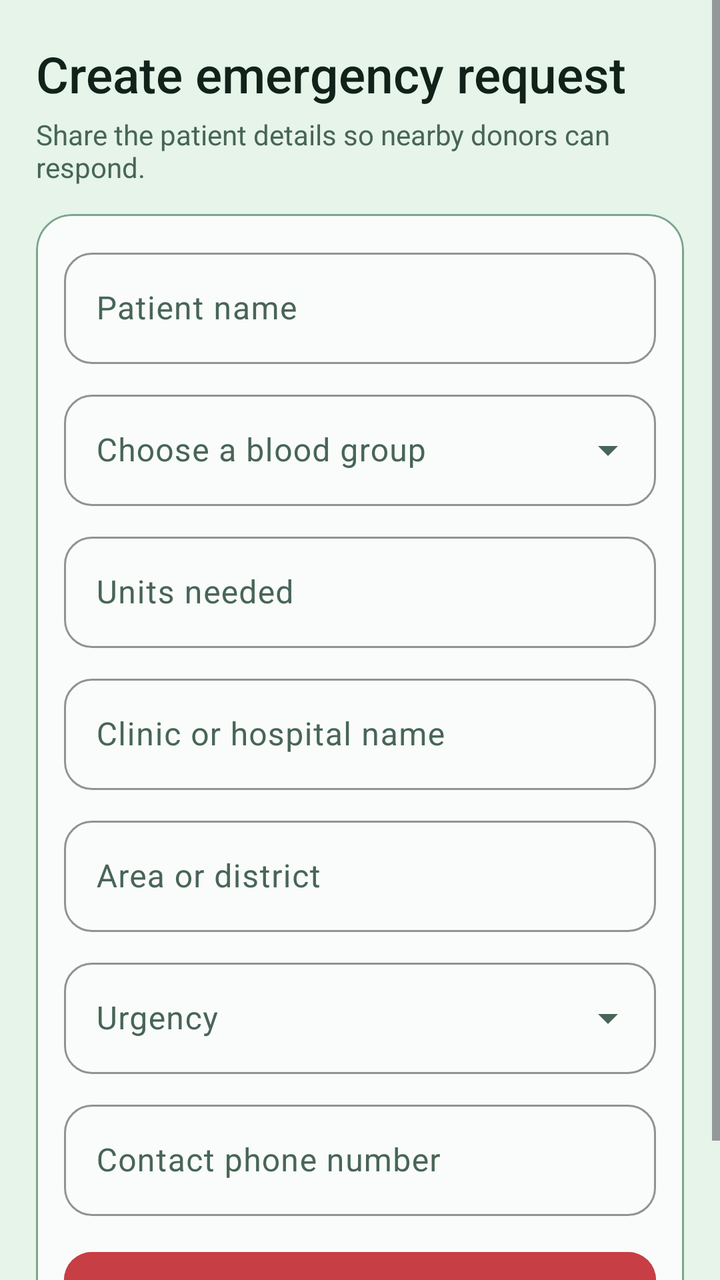
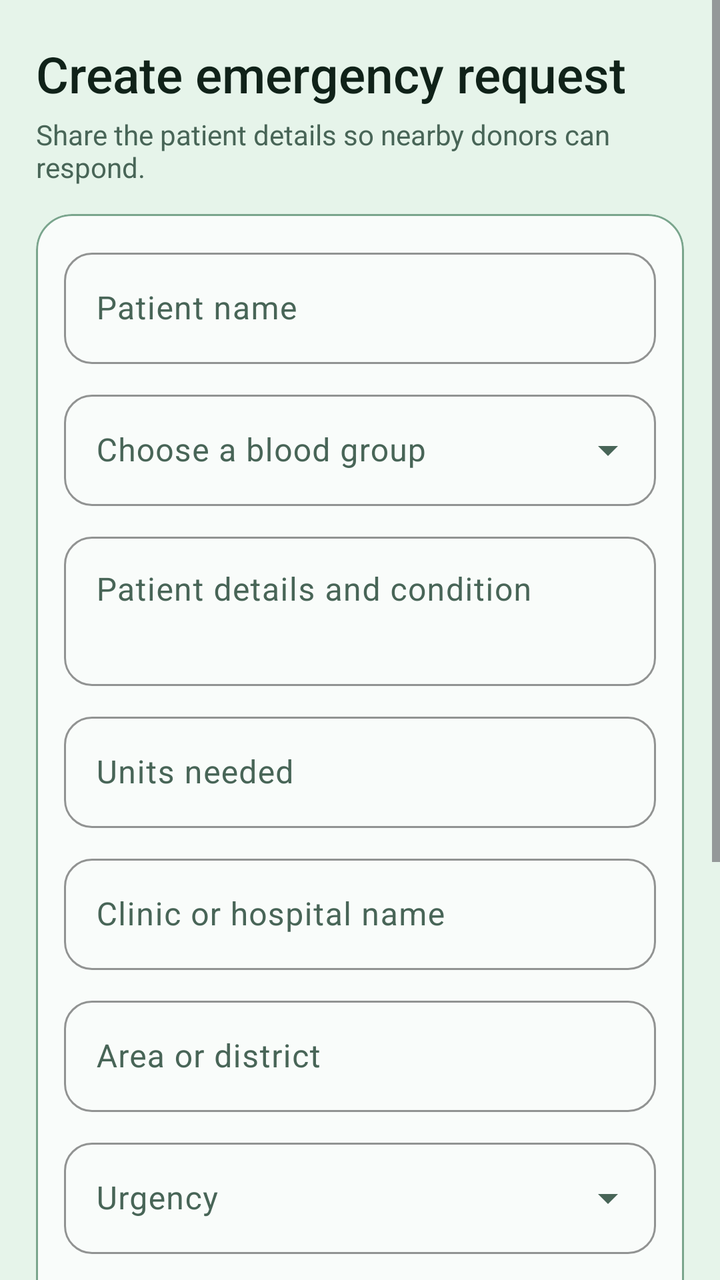

Screens rendered from an Android XML layout before and after an edit, with the pre-edit source and the edit as a unified diff.
<!-- AndroidManifest.xml: application theme Theme.ShasthoBondhu -->
<!-- res/layout/fragment_create_request.xml -->
<?xml version="1.0" encoding="utf-8"?>
<ScrollView xmlns:android="http://schemas.android.com/apk/res/android"
    xmlns:app="http://schemas.android.com/apk/res-auto"
    android:layout_width="match_parent"
    android:layout_height="match_parent"
    android:background="@color/background"
    android:fillViewport="true">

    <LinearLayout
        android:layout_width="match_parent"
        android:layout_height="wrap_content"
        android:orientation="vertical"
        android:paddingStart="18dp"
        android:paddingTop="20dp"
        android:paddingEnd="18dp"
        android:paddingBottom="28dp">

        <TextView
            android:layout_width="match_parent"
            android:layout_height="wrap_content"
            android:fontFamily="sans-serif-medium"
            android:text="@string/create_request_title"
            android:textColor="@color/text_primary"
            android:textSize="25sp" />

        <TextView
            android:layout_width="match_parent"
            android:layout_height="wrap_content"
            android:layout_marginTop="4dp"
            android:text="@string/create_request_subtitle"
            android:textColor="@color/text_secondary"
            android:textSize="14sp" />

        <com.google.android.material.card.MaterialCardView
            style="@style/Widget.Shastho.Card.Box"
            android:layout_width="match_parent"
            android:layout_height="wrap_content"
            android:layout_marginTop="14dp">

            <LinearLayout
                android:layout_width="match_parent"
                android:layout_height="wrap_content"
                android:orientation="vertical"
                android:padding="14dp">

                <com.google.android.material.textfield.TextInputLayout
                    style="@style/Widget.Shastho.Input"
                    android:layout_width="match_parent"
                    android:layout_height="wrap_content"
                    android:hint="@string/hint_patient_name">
                    <com.google.android.material.textfield.TextInputEditText
                        android:id="@+id/etPatientName"
                        android:layout_width="match_parent"
                        android:layout_height="wrap_content"
                        android:inputType="textPersonName"
                        android:maxLines="1" />
                </com.google.android.material.textfield.TextInputLayout>

                <com.google.android.material.textfield.TextInputLayout
                    style="@style/Widget.Shastho.Input.Exposed"
                    android:layout_width="match_parent"
                    android:layout_height="wrap_content"
                    android:layout_marginTop="10dp"
                    android:hint="@string/choose_blood_group">
                    <com.google.android.material.textfield.MaterialAutoCompleteTextView
                        android:id="@+id/spinnerRequestBloodGroup"
                        android:layout_width="match_parent"
                        android:layout_height="wrap_content"
                        android:inputType="none" />
                </com.google.android.material.textfield.TextInputLayout>

                <com.google.android.material.textfield.TextInputLayout
                    style="@style/Widget.Shastho.Input"
                    android:layout_width="match_parent"
                    android:layout_height="wrap_content"
                    android:layout_marginTop="10dp"
                    android:hint="@string/hint_units">
                    <com.google.android.material.textfield.TextInputEditText
                        android:id="@+id/etUnits"
                        android:layout_width="match_parent"
                        android:layout_height="wrap_content"
                        android:inputType="number"
                        android:maxLines="1" />
                </com.google.android.material.textfield.TextInputLayout>

                <com.google.android.material.textfield.TextInputLayout
                    style="@style/Widget.Shastho.Input"
                    android:layout_width="match_parent"
                    android:layout_height="wrap_content"
                    android:layout_marginTop="10dp"
                    android:hint="@string/hint_hospital_name">
                    <com.google.android.material.textfield.TextInputEditText
                        android:id="@+id/etHospitalName"
                        android:layout_width="match_parent"
                        android:layout_height="wrap_content"
                        android:inputType="textCapWords"
                        android:maxLines="1" />
                </com.google.android.material.textfield.TextInputLayout>

                <com.google.android.material.textfield.TextInputLayout
                    style="@style/Widget.Shastho.Input"
                    android:layout_width="match_parent"
                    android:layout_height="wrap_content"
                    android:layout_marginTop="10dp"
                    android:hint="@string/hint_location">
                    <com.google.android.material.textfield.TextInputEditText
                        android:id="@+id/etRequestLocation"
                        android:layout_width="match_parent"
                        android:layout_height="wrap_content"
                        android:inputType="textCapWords"
                        android:maxLines="1" />
                </com.google.android.material.textfield.TextInputLayout>

                <com.google.android.material.textfield.TextInputLayout
                    style="@style/Widget.Shastho.Input.Exposed"
                    android:layout_width="match_parent"
                    android:layout_height="wrap_content"
                    android:layout_marginTop="10dp"
                    android:hint="@string/hint_urgency">
                    <com.google.android.material.textfield.MaterialAutoCompleteTextView
                        android:id="@+id/spinnerUrgency"
                        android:layout_width="match_parent"
                        android:layout_height="wrap_content"
                        android:inputType="none" />
                </com.google.android.material.textfield.TextInputLayout>

                <com.google.android.material.textfield.TextInputLayout
                    style="@style/Widget.Shastho.Input"
                    android:layout_width="match_parent"
                    android:layout_height="wrap_content"
                    android:layout_marginTop="10dp"
                    android:hint="@string/hint_contact_phone">
                    <com.google.android.material.textfield.TextInputEditText
                        android:id="@+id/etRequestPhone"
                        android:layout_width="match_parent"
                        android:layout_height="wrap_content"
                        android:inputType="phone"
                        android:maxLines="1" />
                </com.google.android.material.textfield.TextInputLayout>

                <com.google.android.material.button.MaterialButton
                    android:id="@+id/btnPostRequest"
                    style="@style/Widget.Shastho.Button.Primary"
                    android:layout_width="match_parent"
                    android:layout_height="54dp"
                    android:layout_marginTop="14dp"
                    android:backgroundTint="@color/emergency"
                    android:text="@string/action_post_request" />

                <TextView
                    android:id="@+id/tvRequestError"
                    android:layout_width="match_parent"
                    android:layout_height="wrap_content"
                    android:layout_marginTop="10dp"
                    android:textColor="@color/emergency"
                    android:textSize="14sp"
                    android:visibility="gone" />
            </LinearLayout>
        </com.google.android.material.card.MaterialCardView>
    </LinearLayout>
</ScrollView>
<!-- resources referenced by this layout -->
<resources>
  <color name="background">#E6F4EA</color>
  <color name="emergency">#C83E45</color>
  <color name="text_primary">#102219</color>
  <color name="text_secondary">#486557</color>
  <string name="action_post_request">Post request</string>
  <string name="choose_blood_group">Choose a blood group</string>
  <string name="create_request_subtitle">Share the patient details so nearby donors can respond.</string>
  <string name="create_request_title">Create emergency request</string>
  <string name="hint_contact_phone">Contact phone number</string>
  <string name="hint_hospital_name">Clinic or hospital name</string>
  <string name="hint_location">Area or district</string>
  <string name="hint_patient_name">Patient name</string>
  <string name="hint_units">Units needed</string>
  <string name="hint_urgency">Urgency</string>
  <style name="Widget.Shastho.Button.Primary" parent="Widget.Material3.Button">
          <item name="backgroundTint">@color/primary</item>
          <item name="android:textColor">@color/on_primary</item>
          <item name="cornerRadius">14dp</item>
          <item name="android:minHeight">52dp</item>
          <item name="android:textAllCaps">false</item>
      </style>
  <style name="Widget.Shastho.Card.Box" parent="Widget.Material3.CardView.Outlined">
          <item name="cardBackgroundColor">@color/surface</item>
          <item name="cardCornerRadius">18dp</item>
          <item name="cardElevation">0dp</item>
          <item name="strokeColor">@color/outline</item>
          <item name="strokeWidth">1dp</item>
      </style>
  <style name="Widget.Shastho.Input" parent="Widget.Material3.TextInputLayout.OutlinedBox">
          <item name="boxBackgroundColor">@color/surface</item>
          <item name="boxStrokeColor">@color/primary</item>
          <item name="boxCornerRadiusTopStart">14dp</item>
          <item name="boxCornerRadiusTopEnd">14dp</item>
          <item name="boxCornerRadiusBottomStart">14dp</item>
          <item name="boxCornerRadiusBottomEnd">14dp</item>
          <item name="hintTextColor">@color/text_secondary</item>
      </style>
  <style name="Widget.Shastho.Input.Exposed" parent="Widget.Material3.TextInputLayout.OutlinedBox.ExposedDropdownMenu">
          <item name="boxBackgroundColor">@color/surface</item>
          <item name="boxStrokeColor">@color/primary</item>
          <item name="boxCornerRadiusTopStart">14dp</item>
          <item name="boxCornerRadiusTopEnd">14dp</item>
          <item name="boxCornerRadiusBottomStart">14dp</item>
          <item name="boxCornerRadiusBottomEnd">14dp</item>
          <item name="hintTextColor">@color/text_secondary</item>
      </style>
  <color name="primary">#0B6B43</color>
  <color name="on_primary">#FFFFFF</color>
  <color name="surface">#F9FCFA</color>
  <color name="outline">#7AA58D</color>
  <color name="primary_container">#C9EAD5</color>
  <color name="on_primary_container">#073C27</color>
  <color name="surface_variant">#D5E9DC</color>
  <!-- unchanged entries left out for length: 1 -->
</resources>

<!-- the commit's change to res/layout/fragment_create_request.xml (unified diff, before → after) -->
@@ -74,6 +74,22 @@
                     android:layout_width="match_parent"
                     android:layout_height="wrap_content"
                     android:layout_marginTop="10dp"
+                    android:hint="@string/hint_patient_details">
+                    <com.google.android.material.textfield.TextInputEditText
+                        android:id="@+id/etPatientDetails"
+                        android:layout_width="match_parent"
+                        android:layout_height="wrap_content"
+                        android:gravity="top"
+                        android:inputType="textMultiLine"
+                        android:maxLines="4"
+                        android:minLines="2" />
+                </com.google.android.material.textfield.TextInputLayout>
+
+                <com.google.android.material.textfield.TextInputLayout
+                    style="@style/Widget.Shastho.Input"
+                    android:layout_width="match_parent"
+                    android:layout_height="wrap_content"
+                    android:layout_marginTop="10dp"
                     android:hint="@string/hint_units">
                     <com.google.android.material.textfield.TextInputEditText
                         android:id="@+id/etUnits"
@@ -121,6 +137,38 @@
                         android:id="@+id/spinnerUrgency"
                         android:layout_width="match_parent"
                         android:layout_height="wrap_content"
+                        android:inputType="none" />
+                </com.google.android.material.textfield.TextInputLayout>
+
+                <com.google.android.material.textfield.TextInputLayout
+                    style="@style/Widget.Shastho.Input"
+                    android:layout_width="match_parent"
+                    android:layout_height="wrap_content"
+                    android:layout_marginTop="10dp"
+                    android:hint="@string/hint_needed_date">
+                    <com.google.android.material.textfield.TextInputEditText
+                        android:id="@+id/etNeededDate"
+                        android:layout_width="match_parent"
+                        android:layout_height="wrap_content"
+                        android:clickable="true"
+                        android:cursorVisible="false"
+                        android:focusable="false"
+                        android:inputType="none" />
+                </com.google.android.material.textfield.TextInputLayout>
+
+                <com.google.android.material.textfield.TextInputLayout
+                    style="@style/Widget.Shastho.Input"
+                    android:layout_width="match_parent"
+                    android:layout_height="wrap_content"
+                    android:layout_marginTop="10dp"
+                    android:hint="@string/hint_needed_time">
+                    <com.google.android.material.textfield.TextInputEditText
+                        android:id="@+id/etNeededTime"
+                        android:layout_width="match_parent"
+                        android:layout_height="wrap_content"
+                        android:clickable="true"
+                        android:cursorVisible="false"
+                        android:focusable="false"
                         android:inputType="none" />
                 </com.google.android.material.textfield.TextInputLayout>
 
<!-- resource entries referenced after the edit -->
@@ -11,6 +11,9 @@
   <string name="hint_contact_phone">Contact phone number</string>
   <string name="hint_hospital_name">Clinic or hospital name</string>
   <string name="hint_location">Area or district</string>
+  <string name="hint_needed_date">Blood needed date — DD/MM/YYYY</string>
+  <string name="hint_needed_time">Blood needed time — HH:MM</string>
+  <string name="hint_patient_details">Patient details and condition</string>
   <string name="hint_patient_name">Patient name</string>
   <string name="hint_units">Units needed</string>
   <string name="hint_urgency">Urgency</string>
